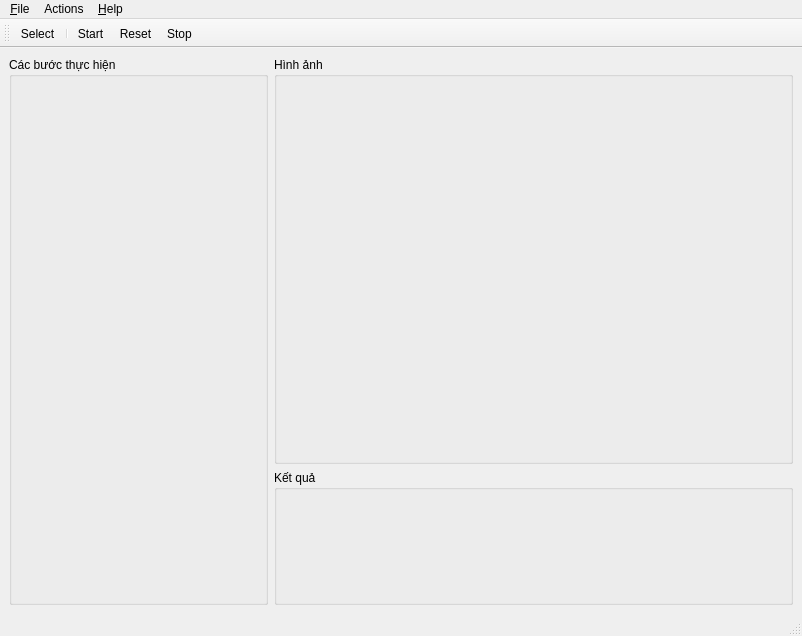
hungrd87/Tester-2025, file tester.ui: the form before one commit.
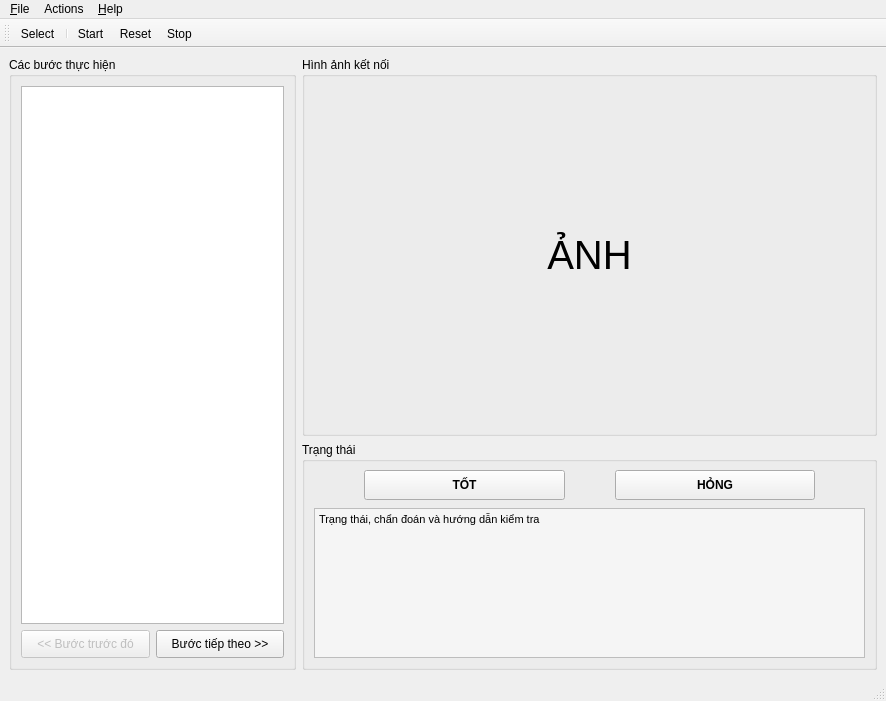
The form after the commit. The open tabs and pages were chosen to show the change.

```diff
--- a/tester.ui
+++ b/tester.ui
@@ -6,8 +6,8 @@
    <rect>
     <x>0</x>
     <y>0</y>
-    <width>802</width>
-    <height>636</height>
+    <width>886</width>
+    <height>701</height>
    </rect>
   </property>
   <property name="windowTitle">
@@ -132,26 +132,195 @@
        </layout>
       </widget>
       <widget class="QWidget" name="page_2">
-       <layout class="QGridLayout" name="gridLayout" rowstretch="3,1" columnstretch="1,2">
+       <layout class="QGridLayout" name="gridLayout" rowstretch="5,3" columnstretch="1,2">
+        <item row="0" column="1">
+         <widget class="QGroupBox" name="groupBox_2">
+          <property name="title">
+           <string>Hình ảnh kết nối</string>
+          </property>
+          <layout class="QVBoxLayout" name="verticalLayout_4">
+           <item>
+            <widget class="QLabel" name="labelImage">
+             <property name="font">
+              <font>
+               <pointsize>30</pointsize>
+              </font>
+             </property>
+             <property name="text">
+              <string>ẢNH</string>
+             </property>
+             <property name="scaledContents">
+              <bool>true</bool>
+             </property>
+             <property name="alignment">
+              <set>Qt::AlignCenter</set>
+             </property>
+            </widget>
+           </item>
+          </layout>
+         </widget>
+        </item>
+        <item row="1" column="1">
+         <widget class="QGroupBox" name="groupBox_3">
+          <property name="title">
+           <string>Trạng thái</string>
+          </property>
+          <layout class="QVBoxLayout" name="verticalLayout_5">
+           <property name="topMargin">
+            <number>6</number>
+           </property>
+           <item>
+            <widget class="QWidget" name="widget_2" native="true">
+             <property name="enabled">
+              <bool>true</bool>
+             </property>
+             <layout class="QHBoxLayout" name="horizontalLayout_2">
+              <property name="spacing">
+               <number>50</number>
+              </property>
+              <property name="leftMargin">
+               <number>50</number>
+              </property>
+              <property name="topMargin">
+               <number>2</number>
+              </property>
+              <property name="rightMargin">
+               <number>50</number>
+              </property>
+              <property name="bottomMargin">
+               <number>2</number>
+              </property>
+              <item>
+               <widget class="QPushButton" name="pushButtonGood">
+                <property name="enabled">
+                 <bool>true</bool>
+                </property>
+                <property name="sizePolicy">
+                 <sizepolicy hsizetype="Minimum" vsizetype="Expanding">
+                  <horstretch>0</horstretch>
+                  <verstretch>0</verstretch>
+                 </sizepolicy>
+                </property>
+                <property name="minimumSize">
+                 <size>
+                  <width>0</width>
+                  <height>30</height>
+                 </size>
+                </property>
+                <property name="font">
+                 <font>
+                  <weight>75</weight>
+                  <bold>true</bold>
+                 </font>
+                </property>
+                <property name="styleSheet">
+                 <string notr="true"/>
+                </property>
+                <property name="text">
+                 <string>TỐT</string>
+                </property>
+               </widget>
+              </item>
+              <item>
+               <widget class="QPushButton" name="pushButtonBad">
+                <property name="enabled">
+                 <bool>true</bool>
+                </property>
+                <property name="sizePolicy">
+                 <sizepolicy hsizetype="Minimum" vsizetype="Expanding">
+                  <horstretch>0</horstretch>
+                  <verstretch>0</verstretch>
+                 </sizepolicy>
+                </property>
+                <property name="font">
+                 <font>
+                  <weight>75</weight>
+                  <bold>true</bold>
+                 </font>
+                </property>
+                <property name="styleSheet">
+                 <string notr="true"/>
+                </property>
+                <property name="text">
+                 <string>HỎNG</string>
+                </property>
+               </widget>
+              </item>
+             </layout>
+            </widget>
+           </item>
+           <item>
+            <widget class="QTextEdit" name="textEditResult">
+             <property name="enabled">
+              <bool>true</bool>
+             </property>
+             <property name="styleSheet">
+              <string notr="true">background-color: rgb(245, 245, 245);</string>
+             </property>
+             <property name="readOnly">
+              <bool>true</bool>
+             </property>
+             <property name="html">
+              <string>&lt;!DOCTYPE HTML PUBLIC &quot;-//W3C//DTD HTML 4.0//EN&quot; &quot;http://www.w3.org/TR/REC-html40/strict.dtd&quot;&gt;
+&lt;html&gt;&lt;head&gt;&lt;meta name=&quot;qrichtext&quot; content=&quot;1&quot; /&gt;&lt;style type=&quot;text/css&quot;&gt;
+p, li { white-space: pre-wrap; }
+&lt;/style&gt;&lt;/head&gt;&lt;body style=&quot; font-family:'MS Shell Dlg 2'; font-size:8.25pt; font-weight:400; font-style:normal;&quot;&gt;
+&lt;p style=&quot; margin-top:0px; margin-bottom:0px; margin-left:0px; margin-right:0px; -qt-block-indent:0; text-indent:0px;&quot;&gt;Trạng thái, chẩn đoán và hướng dẫn kiểm tra&lt;/p&gt;&lt;/body&gt;&lt;/html&gt;</string>
+             </property>
+            </widget>
+           </item>
+          </layout>
+         </widget>
+        </item>
         <item row="0" column="0" rowspan="2">
          <widget class="QGroupBox" name="groupBox">
           <property name="title">
            <string>Các bước thực hiện</string>
           </property>
-         </widget>
-        </item>
-        <item row="0" column="1">
-         <widget class="QGroupBox" name="groupBox_2">
-          <property name="title">
-           <string>Hình ảnh</string>
+          <layout class="QGridLayout" name="gridLayout_3">
+           <item row="0" column="0" colspan="2">
+            <widget class="QTextBrowser" name="textBrowser">
+             <property name="openExternalLinks">
+              <bool>true</bool>
+             </property>
+            </widget>
+           </item>
+           <item row="1" column="0">
+            <widget class="QPushButton" name="pushButtonPrev">
+             <property name="enabled">
+              <bool>false</bool>
+             </property>
+             <property name="sizePolicy">
+              <sizepolicy hsizetype="Minimum" vsizetype="Preferred">
+               <horstretch>0</horstretch>
+               <verstretch>0</verstretch>
+              </sizepolicy>
+             </property>
+             <property name="minimumSize">
+              <size>
+               <width>0</width>
+               <height>28</height>
+              </size>
+             </property>
+             <property name="text">
+              <string>&lt;&lt; Bước trước đó</string>
           </property>
          </widget>
         </item>
         <item row="1" column="1">
-         <widget class="QGroupBox" name="groupBox_3">
-          <property name="title">
-           <string>Kết quả</string>
-          </property>
+            <widget class="QPushButton" name="pushButtonNext">
+             <property name="sizePolicy">
+              <sizepolicy hsizetype="Minimum" vsizetype="Preferred">
+               <horstretch>0</horstretch>
+               <verstretch>0</verstretch>
+              </sizepolicy>
+             </property>
+             <property name="text">
+              <string>Bước tiếp theo &gt;&gt;</string>
+             </property>
+            </widget>
+           </item>
+          </layout>
          </widget>
         </item>
        </layout>
@@ -182,7 +351,7 @@
     <rect>
      <x>0</x>
      <y>0</y>
-     <width>802</width>
+     <width>886</width>
      <height>21</height>
     </rect>
    </property>
```
Left out of the diff: 36 changed lines with no effect on the pictures. Lines whose indentation alone changed are shown as unchanged.
